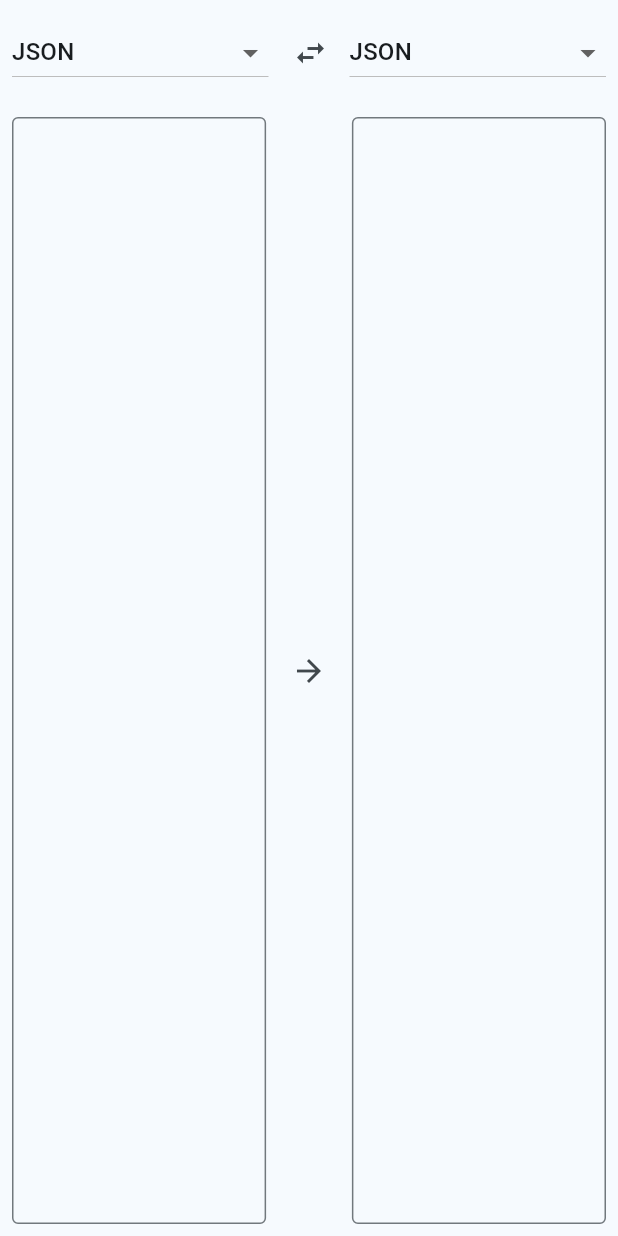
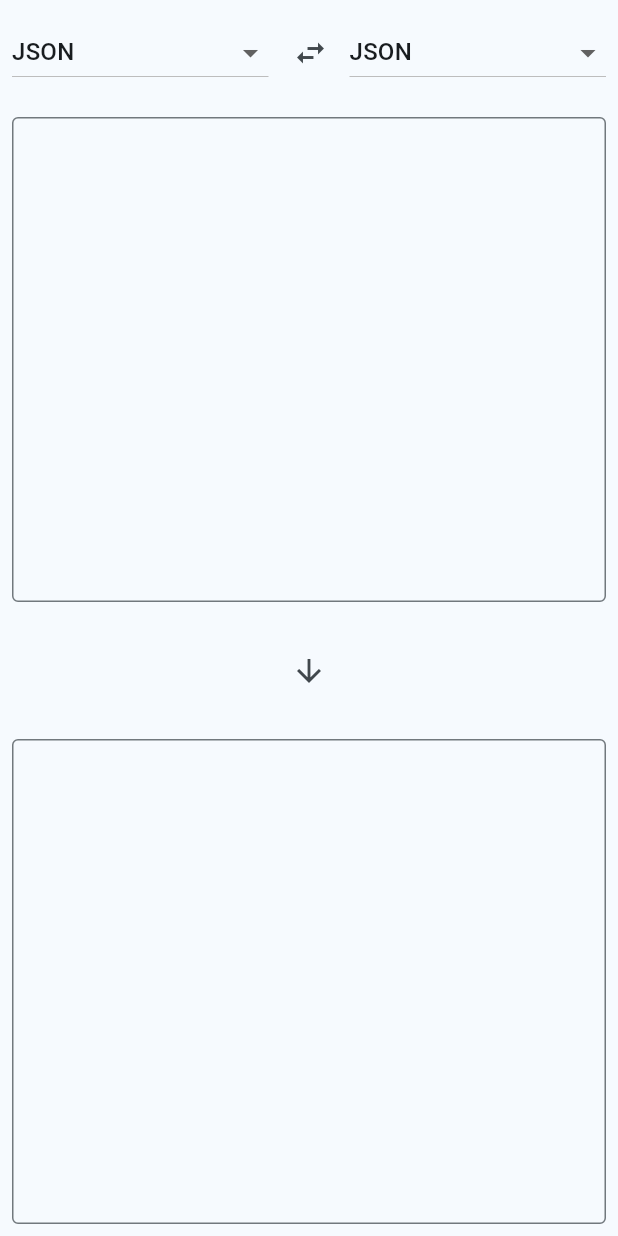
Before and after one commit to igorfs10/fluru_tools, a Flutter app: the FormatConverterPage screen opened directly, on a phone screen of 412 x 824 dp. Run offline on Flutter 3.47's test engine with Material 3 defaults, Android fonts, the phone set to English and light mode, and no system bars; our stand-ins replace csv, file_picker, yaml.

Commit message:
Improve format converter UI and update labels
Updated navigation labels from 'Text formart converter' to 'JSON Converter' for clarity. Refactored the format converter page to use a responsive layout: on narrow screens, input and output fields are stacked vertically with a downward arrow, while on wide screens, they remain side by side with a forward arrow. This enhances usability across different device sizes.

```diff
--- a/lib/main.dart
+++ b/lib/main.dart
@@ -82,7 +82,7 @@ class _MyHomePageState extends State<MyHomePage> {
                         ),
                         NavigationDestination(
                           icon: Icon(Icons.data_object),
-                          label: 'Text formart converter',
+                          label: 'JSON Converter',
                         ),
                         NavigationDestination(
                           icon: Icon(Icons.insert_drive_file),
@@ -124,7 +124,7 @@ class _MyHomePageState extends State<MyHomePage> {
                       ),
                       NavigationRailDestination(
                         icon: Icon(Icons.data_object),
-                        label: Text('Text formart converter'),
+                        label: Text('JSON Converter'),
                       ),
                       NavigationRailDestination(
                         icon: Icon(Icons.insert_drive_file),
--- a/lib/pages/format_converter_page.dart
+++ b/lib/pages/format_converter_page.dart
@@ -54,6 +54,127 @@ class _FormatConverterPageState extends State<FormatConverterPage> {
 
   @override
   Widget build(BuildContext context) {
+    return LayoutBuilder(
+      builder: (context, constraints) {
+        if(constraints.maxWidth < 600){
+          return Scaffold(
+          body: SafeArea(
+            child: Column(
+              children: [
+                SizedBox(
+                  height: 70,
+                  child: Padding(
+                    padding: EdgeInsets.all(8.0),
+                    child:Row(
+                    children: [
+                      Expanded(
+                        flex: 45,
+                        child: DropdownButton(
+                          isExpanded: true,
+                          value: _inputIndex,
+                          items: [
+                            DropdownMenuItem(value: 0, child: Text('JSON'),),
+                            DropdownMenuItem(value: 1, child: Text('CSV'),),
+                            DropdownMenuItem(value: 2, child: Text('YAML'),),
+                            DropdownMenuItem(value: 3, child: Text('XML'),),
+                          ],
+                          onChanged: (v) {
+                            if (v != null) {
+                              setState(() => _inputIndex = v);
+                            }
+                          },
+                        ),
+                      ),
+                      SizedBox(width: 8),
+                      Expanded(
+                        flex: 10,
+                        child: SizedBox(
+                          child: IconButton(
+                            onPressed: _invert,
+                            icon: Icon(Icons.swap_horiz),
+                          ),
+                        ),
+                      ),
+                      SizedBox(width: 8),
+                      Expanded(
+                        flex: 45,
+                        child: DropdownButton(
+                          isExpanded: true,
+                          value: _outputIndex,
+                          items: [
+                            DropdownMenuItem(value: 0, child: Text('JSON'),),
+                            DropdownMenuItem(value: 1, child: Text('CSV'),),
+                            DropdownMenuItem(value: 2, child: Text('YAML'),),
+                            DropdownMenuItem(value: 3, child: Text('XML'),),
+                          ],
+                          onChanged: (v) {
+                            if (v != null) {
+                              setState(() => _outputIndex = v);
+                            }
+                          },
+                        ),
+                      ),
+                    ],
+                  ),
+                  ),
+                ),
+
+                // Área principal: [TextField entrada] [Executar] [TextField saída (read-only)]
+                Expanded(
+                  child: Column(
+                    children: [
+                      Expanded(
+                        flex: 45,
+                        child: Padding(
+                          padding: EdgeInsets.all(8.0 ),
+                          child: TextField(
+                            controller: _inputCtrl,
+                            textAlignVertical: TextAlignVertical.top,
+                            expands: true,
+                            minLines: null,
+                            maxLines: null,
+                            keyboardType: TextInputType.multiline,
+                            decoration: InputDecoration(
+                              border: OutlineInputBorder(),
+                            ),
+                          ),
+                        ),
+                      ),
+                      Expanded(
+                        flex: 10,
+                        child: Center(
+                          child: IconButton(
+                            icon: Icon(Icons.arrow_downward),
+                            onPressed: () => _convert(),
+                          ),
+                        ),
+                      ),
+                      Expanded(
+                        flex:45,
+                        child: Padding(
+                          padding: EdgeInsets.all(8.0 ),
+                          child: TextField(
+                            controller: _outputCtrl,
+                            textAlignVertical: TextAlignVertical.top,
+                            readOnly: true,
+                            expands: true,
+                            minLines: null,
+                            maxLines: null,
+                            keyboardType: TextInputType.multiline,
+                            decoration: InputDecoration(
+                              border: OutlineInputBorder(),
+                            ),
+                          ),
+                        ),
+                      ),
+                    ],
+                  ),
+                ),
+              ],
+            ),
+          ),
+        );
+        }
         return Scaffold(
           body: SafeArea(
             child: Column(
@@ -172,4 +293,6 @@ class _FormatConverterPageState extends State<FormatConverterPage> {
           ),
         );
       }
+    );
   }
+}
```
Lines whose indentation alone changed are shown as unchanged.
